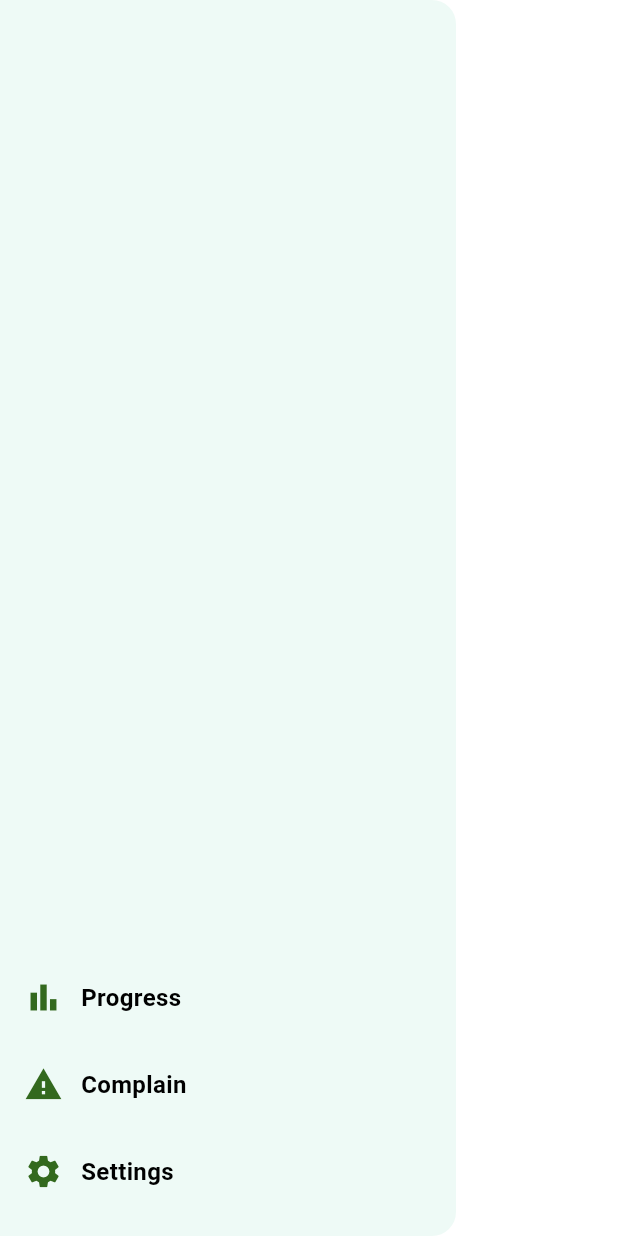
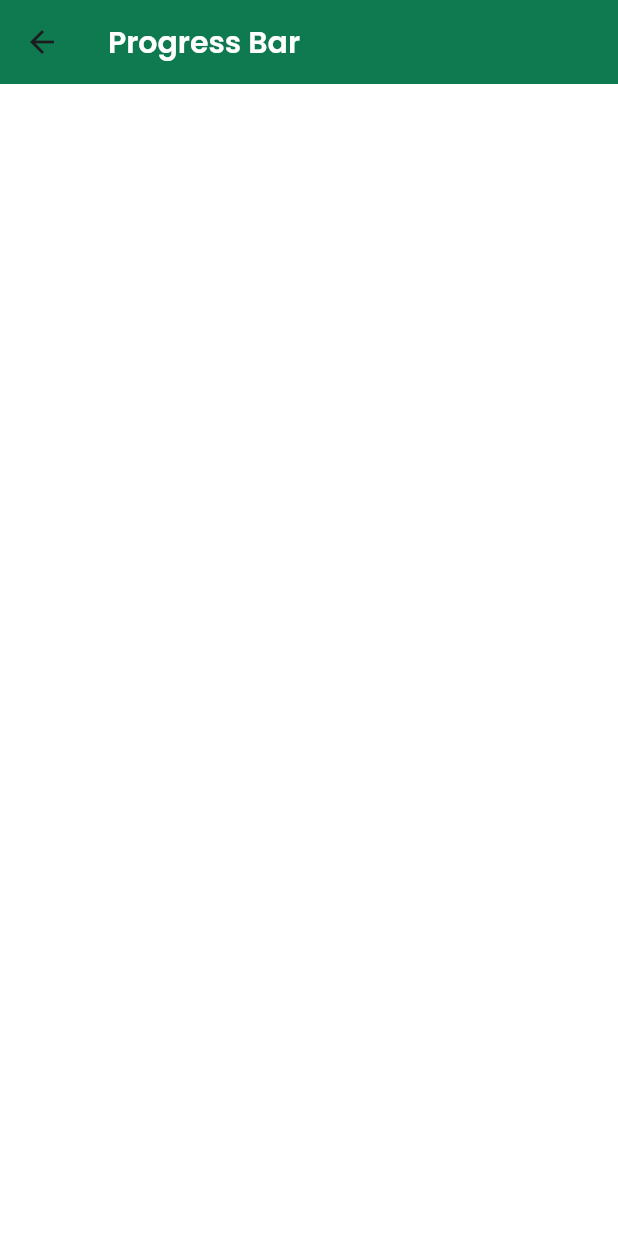
Before and after one commit to mehernigar17/Porichoy, a Flutter app: the AppDrawer widget shown alone on an empty page, opened directly, after a tap on "Progress", on a phone screen of 412 x 824 dp. Run offline on Flutter 3.47's test engine with Material 3 defaults, Android fonts, the phone set to English and light mode, and no system bars; our stand-ins replace animated_text_kit, google_fonts.

Commit message:
incomplete progress bar

```diff
--- a/lib/appDrawer.dart
+++ b/lib/appDrawer.dart
@@ -1,9 +1,11 @@
 
 import 'package:flutter/material.dart';
 import 'package:google_fonts/google_fonts.dart';
+import 'package:porichoy/progress.dart';
 import 'package:provider/provider.dart';
 import 'appstate.dart';
 import 'setting.dart';
+
 
 class AppDrawer extends StatelessWidget {
   const AppDrawer({super.key});
@@ -24,8 +26,15 @@ class AppDrawer extends StatelessWidget {
                 icon: Icons.bar_chart,
                 title: appState.isBangla ? "প্রগেস" : "Progress",
                 context: context,
-                onTap: () {},
                 appState: appState,
+                onTap: () {
+                  Navigator.push(
+                      context,
+                      MaterialPageRoute(
+                          builder:(context)=>progress(),
+                      ),
+                  );
+                },
               ),
 
               const SizedBox(height: 12),
--- /dev/null
+++ b/lib/progress.dart
@@ -0,0 +1,48 @@
+import 'package:flutter/material.dart';
+import 'package:flutter/cupertino.dart';
+import 'package:google_fonts/google_fonts.dart';
+import 'package:provider/provider.dart';
+import 'appstate.dart';
+
+class progress extends StatefulWidget {
+  const progress({super.key});
+
+  @override
+  State<progress> createState() => _progressState();
+}
+
+class _progressState extends State<progress> {
+  @override
+  Widget build(BuildContext context) {
+    final appstate=Provider.of<Appstate>(context);
+    bool  isDark=appstate.isDark;
+    bool  isBangla=appstate.isBangla;
+    return Scaffold(
+      appBar: AppBar(
+        backgroundColor:const Color(0xFF0F7A4F),
+        title: Text(appstate.isBangla
+            ? "অগ্রগতি সূচক"
+            : "Progress Bar",
+          style: context.watch<Appstate>().isBangla
+              ? GoogleFonts.hindSiliguri(
+            fontWeight: FontWeight.w600,
+            fontSize: 20,
+            color: Colors.white,
+          )
+              :GoogleFonts.poppins(
+            fontWeight: FontWeight.w600,
+            fontSize: 20,
+            color: Colors.white,
+          ),),
+      ),
+      body: SafeArea(
+          child: SingleChildScrollView(
+            child: Column(
+              mainAxisAlignment: MainAxisAlignment.start,
+            ),
+          )
+      ),
+
+    );
+  }
+}
```
